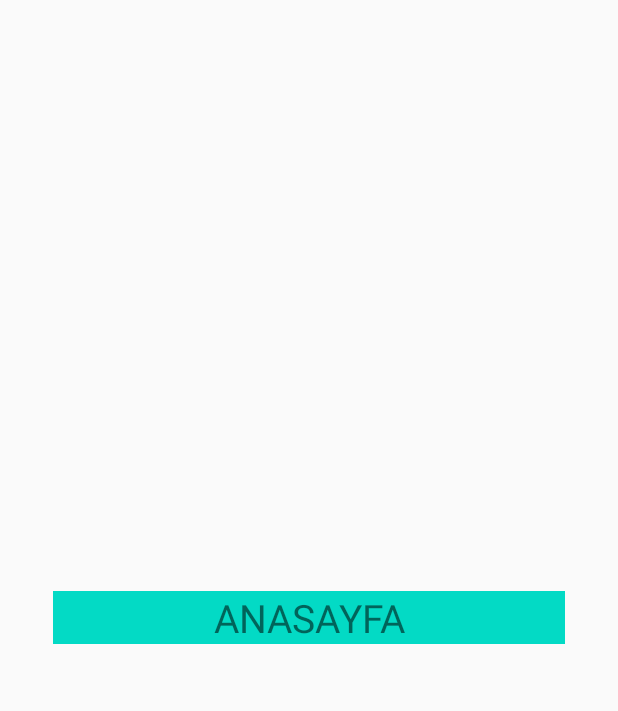
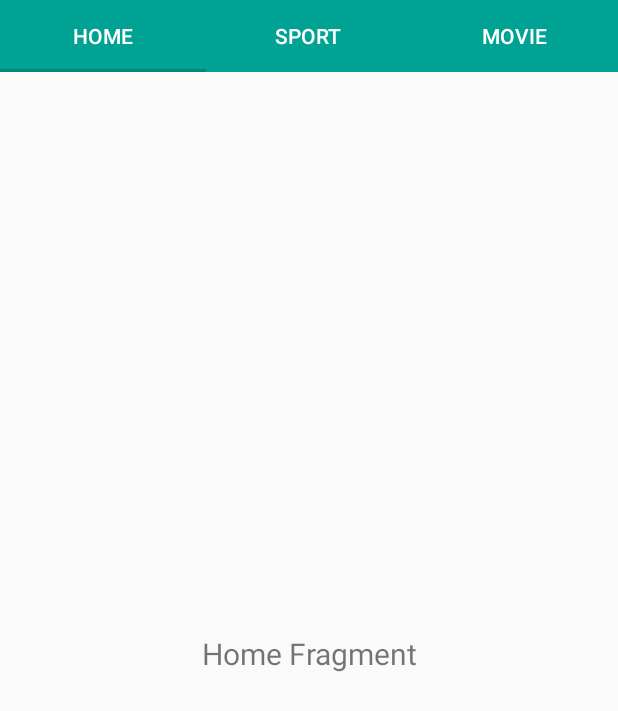
Before and after one commit to Fthictn/Orderly-Android-Client, an Android app: the MainActivity screen opened directly, with no data from a screen before it, on a phone screen of 412 x 824 dp. Shown: the top 711 px of the screen. Run offline under Robolectric (Android 15) with nearby library versions, the phone set to English and light mode, and no system bars.

Commit message:
tablayout feature inprogress

```diff
--- a/app/src/main/java/com/fethicectin/orderly/Activities/MainActivity.kt
+++ b/app/src/main/java/com/fethicectin/orderly/Activities/MainActivity.kt
@@ -2,11 +2,41 @@ package com.fethicectin.orderly.Activities
 
 import androidx.appcompat.app.AppCompatActivity
 import android.os.Bundle
+import androidx.viewpager.widget.ViewPager
 import com.fethicectin.orderly.R
+import com.fethicectin.orderly.Utils.MainTabAdapter
+import com.google.android.material.tabs.TabLayout
 
 class MainActivity : AppCompatActivity() {
+    var tabLayout: TabLayout? = null
+    var viewPager: ViewPager? = null
     override fun onCreate(savedInstanceState: Bundle?) {
         super.onCreate(savedInstanceState)
         setContentView(R.layout.activity_main)
+
+        tabLayout = findViewById<TabLayout>(R.id.tabLayout)
+        viewPager = findViewById<ViewPager>(R.id.viewPager)
+
+        tabLayout!!.addTab(tabLayout!!.newTab().setText("Home"))
+        tabLayout!!.addTab(tabLayout!!.newTab().setText("Sport"))
+        tabLayout!!.addTab(tabLayout!!.newTab().setText("Movie"))
+        tabLayout!!.tabGravity = TabLayout.GRAVITY_FILL
+
+        val adapter = MainTabAdapter(this, supportFragmentManager, tabLayout!!.tabCount)
+        viewPager!!.adapter = adapter
+
+        viewPager!!.addOnPageChangeListener(TabLayout.TabLayoutOnPageChangeListener(tabLayout))
+
+        tabLayout!!.addOnTabSelectedListener(object : TabLayout.OnTabSelectedListener {
+            override fun onTabSelected(tab: TabLayout.Tab) {
+                viewPager!!.currentItem = tab.position
+            }
+            override fun onTabUnselected(tab: TabLayout.Tab) {
+
+            }
+            override fun onTabReselected(tab: TabLayout.Tab) {
+
+            }
+        })
     }
 }
--- /dev/null
+++ b/app/src/main/java/com/fethicectin/orderly/Fragments/HomeFragment.kt
@@ -0,0 +1,16 @@
+package com.fethicectin.orderly.Fragments
+
+import android.os.Bundle
+import androidx.fragment.app.Fragment
+import android.view.LayoutInflater
+import android.view.View
+import android.view.ViewGroup
+import com.fethicectin.orderly.R
+
+class HomeFragment : Fragment() {
+
+    override fun onCreateView(inflater: LayoutInflater, container: ViewGroup?, savedInstanceState: Bundle?): View? {
+        return inflater.inflate(R.layout.fragment_home, container, false)
+    }
+
+}
--- /dev/null
+++ b/app/src/main/java/com/fethicectin/orderly/Fragments/SportFragment.kt
@@ -0,0 +1,16 @@
+package com.fethicectin.orderly.Fragments
+
+import android.os.Bundle
+import androidx.fragment.app.Fragment
+import android.view.LayoutInflater
+import android.view.View
+import android.view.ViewGroup
+import com.fethicectin.orderly.R
+
+class SportFragment : Fragment() {
+
+    override fun onCreateView(inflater: LayoutInflater, container: ViewGroup?, savedInstanceState: Bundle?): View? {
+        return inflater.inflate(R.layout.fragment_sport, container, false)
+    }
+
+}
--- /dev/null
+++ b/app/src/main/java/com/fethicectin/orderly/Utils/MainTabAdapter.kt
@@ -0,0 +1,35 @@
+package com.fethicectin.orderly.Utils
+
+import android.content.Context
+import androidx.fragment.app.Fragment
+import androidx.fragment.app.FragmentManager
+import androidx.fragment.app.FragmentPagerAdapter
+import com.fethicectin.orderly.Fragments.HomeFragment
+import com.fethicectin.orderly.Fragments.MovieFragment
+import com.fethicectin.orderly.Fragments.SportFragment
+
+class MainTabAdapter(private val myContext: Context, fm: FragmentManager, internal var totalTabs: Int) : FragmentPagerAdapter(fm) {
+
+    // this is for fragment tabs
+    override fun getItem(position: Int): Fragment {
+        when (position) {
+            0 -> {
+                //  val homeFragment: HomeFragment = HomeFragment()
+                return HomeFragment()
+            }
+            1 -> {
+                return SportFragment()
+            }
+            2 -> {
+                // val movieFragment = MovieFragment()
+                return MovieFragment()
+            }
+            else -> return HomeFragment()
+        }
+    }
+
+    // this counts total number of tabs
+    override fun getCount(): Int {
+        return totalTabs
+    }
+}
--- a/app/src/main/res/layout/activity_main.xml
+++ b/app/src/main/res/layout/activity_main.xml
@@ -1,4 +1,5 @@
 <?xml version="1.0" encoding="utf-8"?>
+
 <LinearLayout xmlns:android="http://schemas.android.com/apk/res/android"
     xmlns:app="http://schemas.android.com/apk/res-auto"
     xmlns:tools="http://schemas.android.com/tools"
@@ -8,16 +9,22 @@
     android:gravity="center"
     tools:context=".Activities.MainActivity">
 
-    <TextView
+    <com.google.android.material.tabs.TabLayout
+        android:id="@+id/tabLayout"
         android:layout_width="match_parent"
         android:layout_height="wrap_content"
-        android:textAlignment="center"
-        android:text="ANASAYFA"
-        android:textSize="26sp"
-        android:background="@color/colorAccent"
-        android:layout_marginStart="35dp"
-        android:layout_marginEnd="35dp"
-        android:layout_gravity="center_horizontal" />
+        android:background="#00a294"
+        app:tabTextColor="@android:color/background_light">
+
+    </com.google.android.material.tabs.TabLayout>
+
+    <androidx.viewpager.widget.ViewPager
+        android:id="@+id/viewPager"
+        android:layout_width="match_parent"
+        android:layout_height="wrap_content"
+        app:layout_constraintTop_toBottomOf="@+id/tabLayout">
+
+    </androidx.viewpager.widget.ViewPager>
 
 
 </LinearLayout>
--- /dev/null
+++ b/app/src/main/res/layout/fragment_home.xml
@@ -0,0 +1,11 @@
+<?xml version="1.0" encoding="utf-8"?>
+<FrameLayout xmlns:android="http://schemas.android.com/apk/res/android"
+    android:layout_width="match_parent"
+    android:layout_height="match_parent">
+    <TextView
+        android:layout_width="match_parent"
+        android:layout_height="match_parent"
+        android:gravity="center"
+        android:textSize="20sp"
+        android:text="@string/home_fragment" />
+</FrameLayout>
--- a/app/src/main/res/values/strings.xml
+++ b/app/src/main/res/values/strings.xml
@@ -18,4 +18,11 @@
     <string name="project_code_text">project code</string>
 
 
+    <string name="home_fragment">Home Fragment</string>
+    <string name="sport_fragment">Sport Fragment</string>
+    <string name="movie_fragment">Movie Fragment</string>
+    <!-- TODO: Remove or change this placeholder text -->
+    <string name="hello_blank_fragment">Hello blank fragment</string>
+
+
 </resources>
```
Also changed, not shown: app/build.gradle (+6 -2 lines), app/src/main/java/com/fethicectin/orderly/Fragments/MovieFragment.kt (added, +16 -0 lines), app/src/main/res/layout/fragment_movie.xml (added, +14 -0 lines), app/src/main/res/layout/fragment_sport.xml (added, +12 -0 lines).
